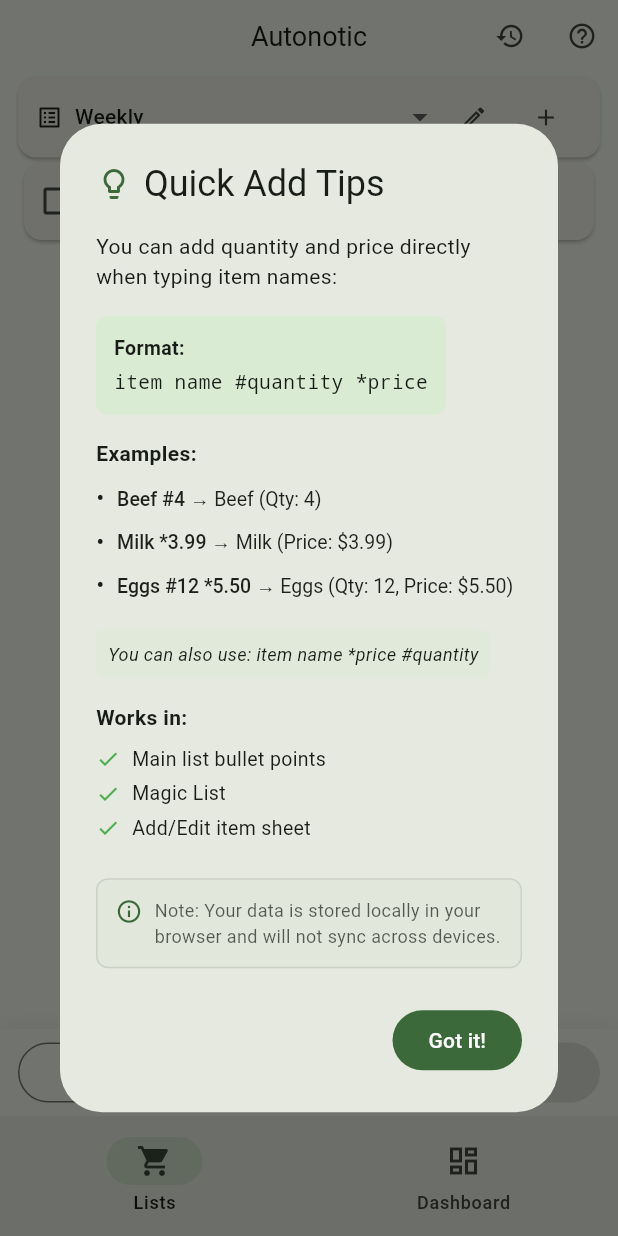
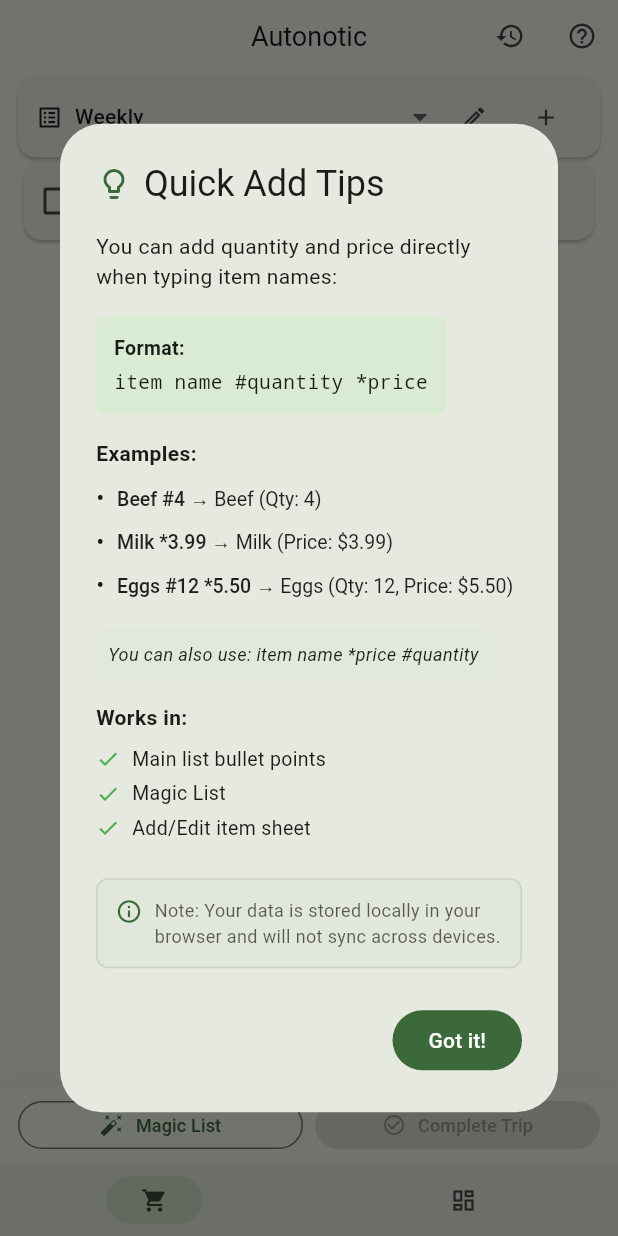
Before and after one commit to Ahmed-Estiak/note-app, a Flutter app: the screen it shows after launch, on a phone screen of 412 x 824 dp. Run offline on Flutter 3.47's test engine with Material 3 defaults, Android fonts, the phone set to English and light mode, and no system bars; our stand-ins replace shared_preferences.

Commit message:
Refine button styles and layout in ListsPage and MainShell. Adjust padding, font sizes, and icon sizes for improved visual consistency and user experience across action buttons and navigation elements.

```diff
--- a/lib/pages/lists_page.dart
+++ b/lib/pages/lists_page.dart
@@ -241,7 +241,7 @@ class _ListsPageState extends State<ListsPage> {
 
           // Action buttons
           Container(
-            padding: const EdgeInsets.symmetric(horizontal: 12, vertical: 5),
+            padding: const EdgeInsets.symmetric(horizontal: 12, vertical: 2),
             decoration: BoxDecoration(
               color: Theme.of(context).colorScheme.surface,
               boxShadow: [
@@ -257,10 +257,11 @@ class _ListsPageState extends State<ListsPage> {
                 Expanded(
                   child: OutlinedButton.icon(
                     onPressed: () => _showMagicListSheet(context, provider),
-                    icon: const Icon(Icons.auto_fix_high, size: 18),
-                    label: const Text('Magic List', style: TextStyle(fontSize: 13)),
+                    icon: const Icon(Icons.auto_fix_high, size: 16),
+                    label: const Text('Magic List', style: TextStyle(fontSize: 12)),
                     style: OutlinedButton.styleFrom(
-                      padding: const EdgeInsets.symmetric(vertical: 6),
+                      padding: const EdgeInsets.symmetric(horizontal: 8, vertical: 2),
+                      minimumSize: const Size(0, 32),
                     ),
                   ),
                 ),
@@ -270,10 +271,11 @@ class _ListsPageState extends State<ListsPage> {
                     onPressed: selectedList.items.any((item) => item.done)
                         ? () => _completeTrip(context, provider)
                         : null,
-                    icon: const Icon(Icons.check_circle_outline, size: 18),
-                    label: const Text('Complete Trip', style: TextStyle(fontSize: 13)),
+                    icon: const Icon(Icons.check_circle_outline, size: 16),
+                    label: const Text('Complete Trip', style: TextStyle(fontSize: 12)),
                     style: FilledButton.styleFrom(
-                      padding: const EdgeInsets.symmetric(vertical: 6),
+                      padding: const EdgeInsets.symmetric(horizontal: 8, vertical: 2),
+                      minimumSize: const Size(0, 32),
                     ),
                   ),
                 ),
@@ -323,7 +325,7 @@ class _ListsPageState extends State<ListsPage> {
             labelStyle: TextStyle(
               color: Theme.of(context).colorScheme.onSecondaryContainer,
             ),
-            padding: const EdgeInsets.symmetric(horizontal: 8, vertical: 4),
+            padding: const EdgeInsets.symmetric(horizontal: 6, vertical: 2),
             materialTapTargetSize: MaterialTapTargetSize.shrinkWrap,
           );
         }).toList(),
--- a/lib/pages/main_shell.dart
+++ b/lib/pages/main_shell.dart
@@ -23,6 +23,7 @@ class _MainShellState extends State<MainShell> {
       body: _pages[_currentIndex],
       bottomNavigationBar: NavigationBar(
         selectedIndex: _currentIndex,
+        height: 48,
         onDestinationSelected: (index) {
           setState(() {
             _currentIndex = index;
@@ -30,16 +31,17 @@ class _MainShellState extends State<MainShell> {
         },
         destinations: const [
           NavigationDestination(
-            icon: Icon(Icons.shopping_cart_outlined),
-            selectedIcon: Icon(Icons.shopping_cart),
+            icon: Icon(Icons.shopping_cart_outlined, size: 18),
+            selectedIcon: Icon(Icons.shopping_cart, size: 18),
             label: 'Lists',
           ),
           NavigationDestination(
-            icon: Icon(Icons.dashboard_outlined),
-            selectedIcon: Icon(Icons.dashboard),
+            icon: Icon(Icons.dashboard_outlined, size: 18),
+            selectedIcon: Icon(Icons.dashboard, size: 18),
             label: 'Dashboard',
           ),
         ],
+        labelBehavior: NavigationDestinationLabelBehavior.alwaysHide,
       ),
     );
   }
```
